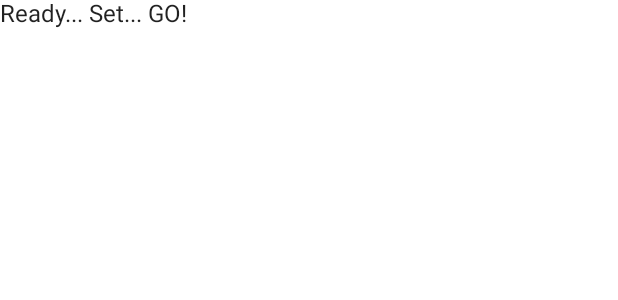
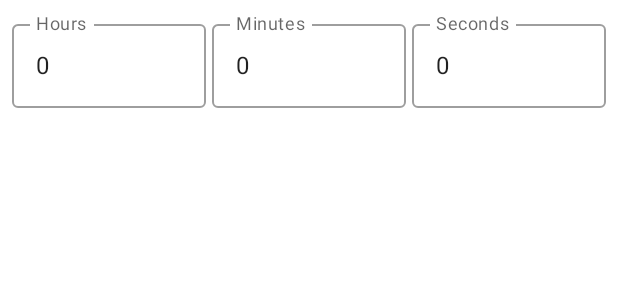
Before and after one commit to dekzitfz/compose-timer, an Android app built with Jetpack Compose: the @Preview function LightPreview, on a phone screen of 412 x 824 dp. Shown: the top 300 px of the screen. Run offline under Robolectric (Android 15) with nearby library versions, the phone set to English and light mode, and no system bars.

Commit message:
create time input

```diff
--- a/app/src/main/java/com/example/androiddevchallenge/MainActivity.kt
+++ b/app/src/main/java/com/example/androiddevchallenge/MainActivity.kt
@@ -18,11 +18,22 @@ package com.example.androiddevchallenge
 import android.os.Bundle
 import androidx.activity.compose.setContent
 import androidx.appcompat.app.AppCompatActivity
+import androidx.compose.foundation.layout.Row
+import androidx.compose.foundation.layout.Spacer
+import androidx.compose.foundation.layout.padding
+import androidx.compose.foundation.layout.width
+import androidx.compose.foundation.text.KeyboardOptions
 import androidx.compose.material.MaterialTheme
+import androidx.compose.material.OutlinedTextField
 import androidx.compose.material.Surface
 import androidx.compose.material.Text
 import androidx.compose.runtime.Composable
+import androidx.compose.runtime.mutableStateOf
+import androidx.compose.runtime.remember
+import androidx.compose.ui.Modifier
+import androidx.compose.ui.text.input.KeyboardType
 import androidx.compose.ui.tooling.preview.Preview
+import androidx.compose.ui.unit.dp
 import com.example.androiddevchallenge.ui.theme.MyTheme
 
 class MainActivity : AppCompatActivity() {
@@ -39,8 +50,51 @@ class MainActivity : AppCompatActivity() {
 // Start building your app here!
 @Composable
 fun MyApp() {
-    Surface(color = MaterialTheme.colors.background) {
-        Text(text = "Ready... Set... GO!")
+    Surface(
+        color = MaterialTheme.colors.background,
+        modifier = Modifier.padding(8.dp)
+    ) {
+        Row {
+            val hour = remember { mutableStateOf("0")}
+            val minute = remember { mutableStateOf("0")}
+            val second = remember { mutableStateOf("0")}
+
+            OutlinedTextField(
+                value = hour.value,
+                onValueChange = { hour.value = it },
+                label = { Text(text = "Hours") },
+                singleLine = true,
+                modifier = Modifier.weight(0.3f),
+                keyboardOptions = KeyboardOptions(
+                    keyboardType = KeyboardType.Number,
+                    autoCorrect = false
+                )
+            )
+            Spacer(Modifier.width(4.dp))
+            OutlinedTextField(
+                value = minute.value,
+                onValueChange = { minute.value = it },
+                label = { Text(text = "Minutes") },
+                singleLine = true,
+                modifier = Modifier.weight(0.3f),
+                keyboardOptions = KeyboardOptions(
+                    keyboardType = KeyboardType.Number,
+                    autoCorrect = false
+                )
+            )
+            Spacer(Modifier.width(4.dp))
+            OutlinedTextField(
+                value = second.value,
+                onValueChange = { second.value = it },
+                label = { Text(text = "Seconds") },
+                singleLine = true,
+                modifier = Modifier.weight(0.3f),
+                keyboardOptions = KeyboardOptions(
+                    keyboardType = KeyboardType.Number,
+                    autoCorrect = false
+                )
+            )
+        }
     }
 }
 
```
